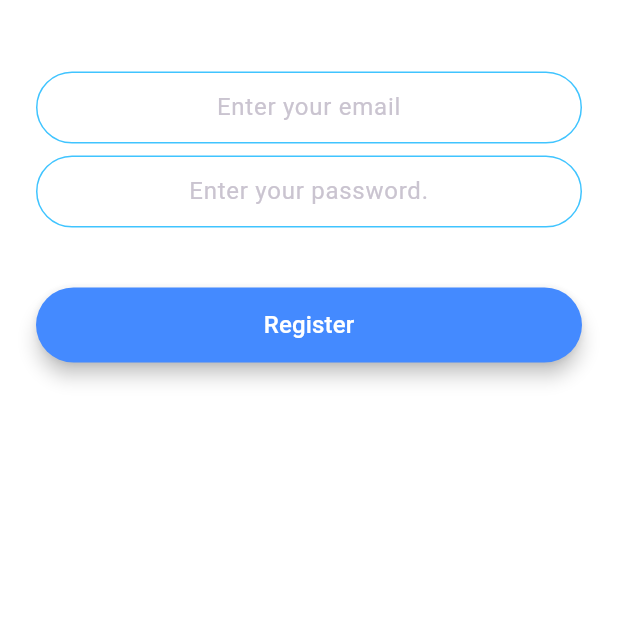
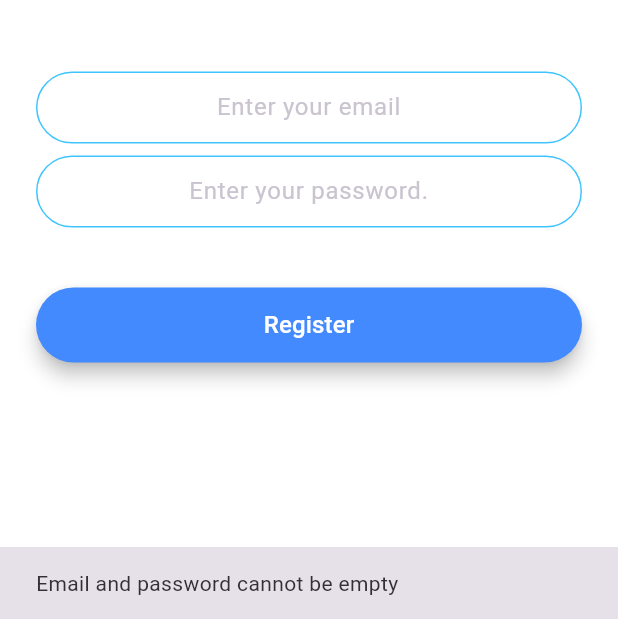
Before and after one commit to Vladimir182/flash_chat_flutter, a Flutter app: the RegistrationScreen screen opened by its route, after a tap on "Register", on a phone screen of 412 x 824 dp, the part 617-1236 px from its top. Run offline on Flutter 3.47's test engine with Material 3 defaults, Android fonts, the phone set to English and light mode, and no system bars; our stand-ins replace animated_text_kit, cloud_firestore, firebase_auth, firebase_core, flutter_spinkit; accounts and stored records are empty.

```diff
--- a/lib/constants.dart
+++ b/lib/constants.dart
@@ -1,5 +1,3 @@
-import 'dart:math';
-
 import 'package:flutter/material.dart';
 import 'package:flutter_spinkit/flutter_spinkit.dart';
 
--- a/lib/screens/login_screen.dart
+++ b/lib/screens/login_screen.dart
@@ -17,9 +17,11 @@ class LoginScreen extends StatefulWidget {
 
 class _LoginScreenState extends State<LoginScreen> {
   final _auth = FirebaseAuth.instance;
-  late String email;
-  late String password;
+  String email = '';
+  String password = '';
   bool isLoading = false;
+  bool emailError = false;
+  bool passwordError = false;
 
   @override
   Widget build(BuildContext context) {
@@ -88,10 +90,18 @@ class _LoginScreenState extends State<LoginScreen> {
                   title: 'Log In',
                   color: Colors.lightBlueAccent,
                   onPressed: () async {
-                    final navigator = Navigator.of(context);
+                    if (email.isEmpty || password.isEmpty) {
+                      ScaffoldMessenger.of(context).showSnackBar(
+                        const SnackBar(
+                          content: Text('Email and password cannot be empty'),
+                        ),
+                      );
+                      return;
+                    }
                     setState(() {
                       isLoading = true;
                     });
+                    final navigator = Navigator.of(context);
                     try {
                       await _auth.signInWithEmailAndPassword(
                           email: email, password: password);
--- a/lib/screens/registration_screen.dart
+++ b/lib/screens/registration_screen.dart
@@ -17,8 +17,8 @@ class RegistrationScreen extends StatefulWidget {
 
 class _RegistrationScreenState extends State<RegistrationScreen> {
   final _auth = FirebaseAuth.instance;
-  late String email;
-  late String password;
+  String email = '';
+  String password = '';
   bool isLoading = false;
 
   @override
@@ -92,6 +92,14 @@ class _RegistrationScreenState extends State<RegistrationScreen> {
                     title: 'Register',
                     color: Colors.blueAccent,
                     onPressed: () async {
+                      if (email.isEmpty || password.isEmpty) {
+                        ScaffoldMessenger.of(context).showSnackBar(
+                          const SnackBar(
+                            content: Text('Email and password cannot be empty'),
+                          ),
+                        );
+                        return;
+                      }
                       setState(() {
                         isLoading = true;
                       });
```
Also changed, not shown: lib/screens/chat_screen.dart (+9 -2 lines).
